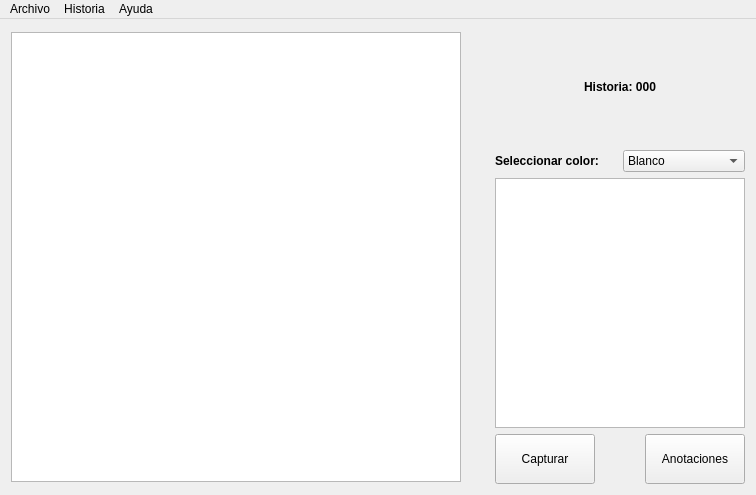
Old version of the form mainwindow.ui in the repository Gabrielnz/pasantia-CIMBUC.
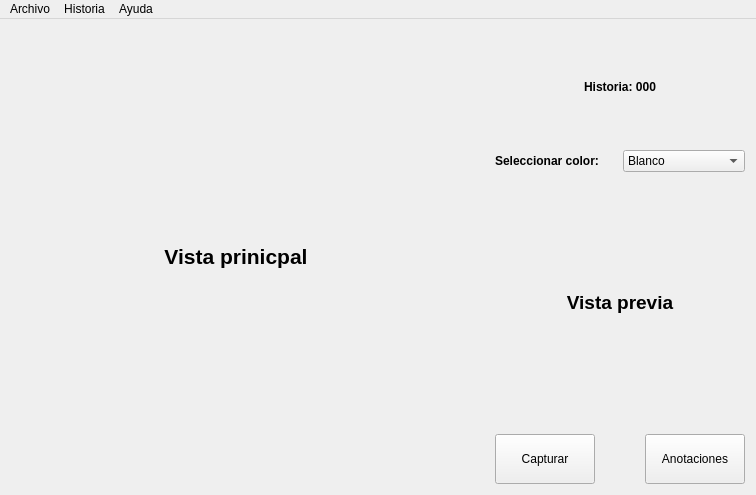
New version of the form.

Commit message: Establecida la conexion entre una camara y la interfaz en Qt.

The edit to the form file:
```diff
--- a/mainwindow.ui
+++ b/mainwindow.ui
@@ -30,7 +30,7 @@
     <item row="0" column="0">
      <layout class="QHBoxLayout" name="horizontalLayout_3">
       <item>
-       <widget class="QGraphicsView" name="vistaCamara">
+       <widget class="QLabel" name="etqCamara">
         <property name="minimumSize">
          <size>
           <width>450</width>
@@ -43,6 +43,12 @@
           <height>450</height>
          </size>
         </property>
+        <property name="autoFillBackground">
+         <bool>true</bool>
+        </property>
+        <property name="text">
+         <string>&lt;html&gt;&lt;head/&gt;&lt;body&gt;&lt;p align=&quot;center&quot;&gt;&lt;span style=&quot; font-size:16pt; font-weight:600;&quot;&gt;Vista prinicpal&lt;/span&gt;&lt;/p&gt;&lt;/body&gt;&lt;/html&gt;</string>
+        </property>
        </widget>
       </item>
       <item>
@@ -67,8 +73,8 @@
           </property>
           <property name="sizeHint" stdset="0">
            <size>
-            <width>20</width>
-            <height>40</height>
+            <width>247</width>
+            <height>31</height>
            </size>
           </property>
          </spacer>
@@ -87,8 +93,8 @@
           </property>
           <property name="sizeHint" stdset="0">
            <size>
-            <width>20</width>
-            <height>40</height>
+            <width>247</width>
+            <height>31</height>
            </size>
           </property>
          </spacer>
@@ -139,7 +145,7 @@
          </layout>
         </item>
         <item>
-         <widget class="QGraphicsView" name="vistaPrevia">
+         <widget class="QLabel" name="etqVistaprevia">
           <property name="minimumSize">
            <size>
             <width>250</width>
@@ -152,6 +158,9 @@
             <height>250</height>
            </size>
           </property>
+          <property name="text">
+           <string>&lt;html&gt;&lt;head/&gt;&lt;body&gt;&lt;p align=&quot;center&quot;&gt;&lt;span style=&quot; font-size:14pt; font-weight:600;&quot;&gt;Vista previa&lt;/span&gt;&lt;/p&gt;&lt;/body&gt;&lt;/html&gt;</string>
+          </property>
          </widget>
         </item>
         <item>
```
Left out of the diff: 12 changed lines with no effect on the pictures. The commit also changes 5 other files.
